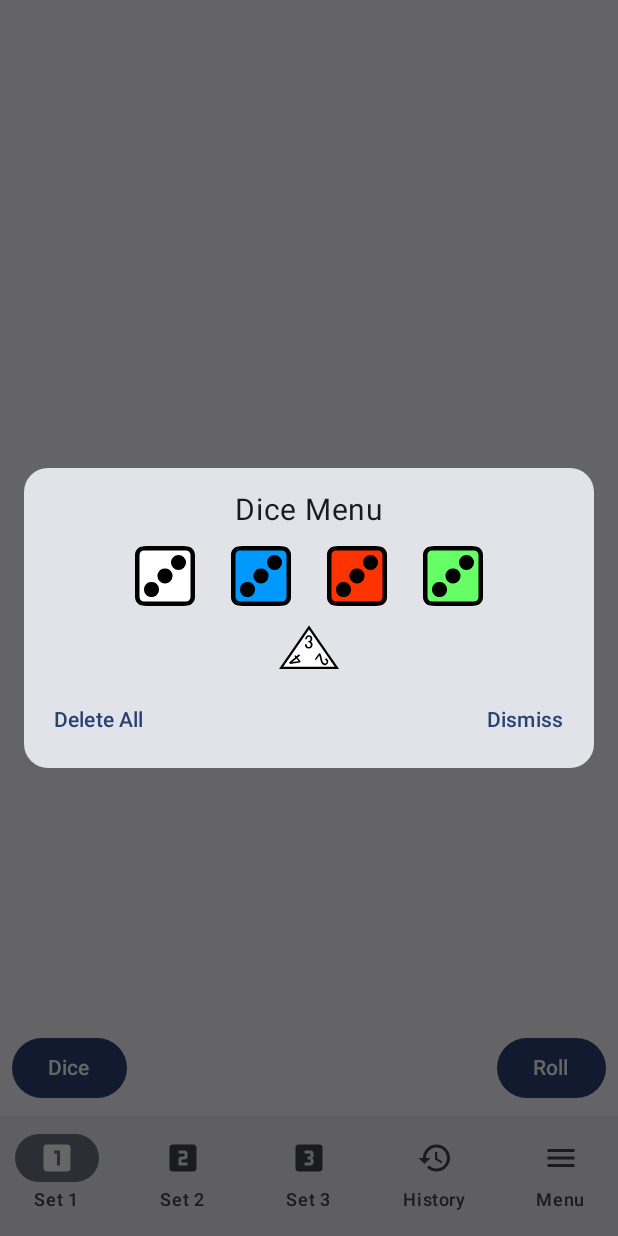
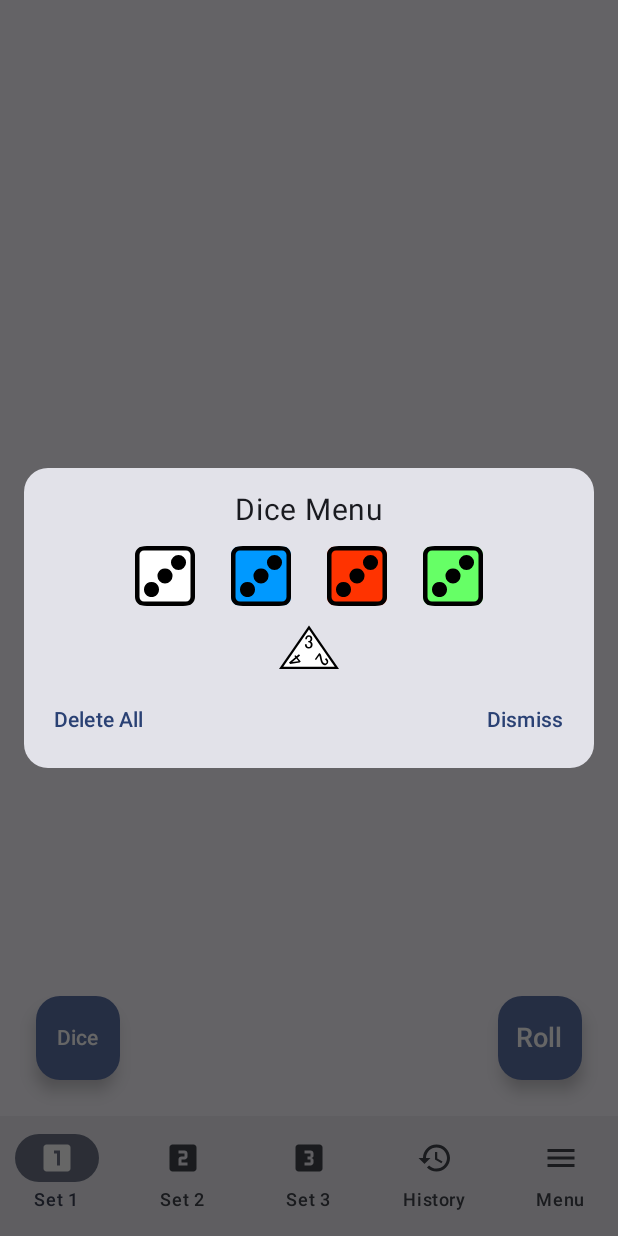
Before and after one commit to Jiyuu5/TheDiceGuyJC, an Android app built with Jetpack Compose: the screen it shows after launch (MainActivity), after a tap on "Dice", on a phone screen of 412 x 824 dp. Run offline under Robolectric (Android 15) with nearby library versions, the phone set to English and light mode, and no system bars.

Commit message:
change Button to floatingActionButton

```diff
--- a/app/src/main/java/de/rockbiter/thediceguy/ui/MainUi.kt
+++ b/app/src/main/java/de/rockbiter/thediceguy/ui/MainUi.kt
@@ -2,6 +2,7 @@ package de.rockbiter.thediceguy.ui
 
 import androidx.compose.foundation.layout.Row
 import androidx.compose.foundation.layout.padding
+import androidx.compose.material3.FloatingActionButton
 import androidx.compose.material3.Icon
 import androidx.compose.material3.NavigationBar
 import androidx.compose.material3.NavigationBarItem
@@ -23,7 +24,8 @@ fun MainUi() {
     val navController : NavHostController = rememberNavController()
 
 
-    Scaffold (bottomBar = {BottomNavigationBar(navController)},
+    Scaffold (
+        bottomBar = {BottomNavigationBar(navController)},
         modifier = Modifier
     ){
         contentPadding ->
--- a/app/src/main/java/de/rockbiter/thediceguy/ui/SetUi.kt
+++ b/app/src/main/java/de/rockbiter/thediceguy/ui/SetUi.kt
@@ -6,7 +6,6 @@ import androidx.compose.foundation.layout.Column
 import androidx.compose.foundation.layout.Row
 import androidx.compose.foundation.layout.fillMaxSize
 import androidx.compose.foundation.layout.fillMaxWidth
-import androidx.compose.foundation.layout.height
 import androidx.compose.foundation.layout.padding
 import androidx.compose.foundation.layout.width
 import androidx.compose.foundation.lazy.grid.GridCells
@@ -14,9 +13,8 @@ import androidx.compose.foundation.lazy.grid.LazyGridState
 import androidx.compose.foundation.lazy.grid.LazyVerticalGrid
 import androidx.compose.foundation.lazy.grid.items
 import androidx.compose.foundation.shape.RoundedCornerShape
-import androidx.compose.material3.AlertDialog
-import androidx.compose.material3.Button
 import androidx.compose.material3.Card
+import androidx.compose.material3.FloatingActionButton
 import androidx.compose.material3.Icon
 import androidx.compose.material3.IconButton
 import androidx.compose.material3.Text
@@ -121,92 +119,19 @@ fun SetUi(set: Int, setViewModel: SetViewModel = viewModel()) {
             }
         }
         Row(horizontalArrangement = Arrangement.SpaceBetween, modifier = Modifier.fillMaxWidth()) {
-            Button(onClick = {
-                setViewModel.openDiceDialog()
-            }) {
+            FloatingActionButton(modifier = Modifier.padding(start = 16.dp, bottom = 16.dp),
+                onClick = { setViewModel.openDiceDialog() }
+            ) {
                 Text(text = "Dice")
             }
-            Button(onClick = {
-                setViewModel.rollDice()
-            }) {
-                Text(text = setUiState.textRollButton)
+            FloatingActionButton(modifier = Modifier.padding(end = 16.dp, bottom = 16.dp),
+                onClick = { setViewModel.rollDice() }
+            ) {
+                Text(text = setUiState.textRollButton, fontSize = 18.sp)
             }
         }
     }
-//    if (setUiState.isDiceDialogOpen) {
-//        AlertDialog(
-//            title = { Text(text = "Dice Menu", fontSize = 20.sp) },
-//            text =
-//            {
-//                Column {
-//                    Row {
-//                        IconButton(onClick = {
-//                            setViewModel.addDice(6,"white")
-//                        }) {
-//                            Image(
-//                                painter = painterResource(id = R.drawable.dice6_3),
-//                                contentDescription = "White D6 Dice"
-//                            )
-//                        }
-//
-//                        IconButton(onClick = {
-//                            setViewModel.addDice(6,"blue")
-//                        }) {
-//                            Image(
-//                                painter = painterResource(id = R.drawable.dice6_3_blue),
-//                                contentDescription = "Blue D6 Dice"
-//                            )
-//                        }
-//
-//                        IconButton(onClick = {
-//                            setViewModel.addDice(6,"red")
-//                        }) {
-//                            Image(
-//                                painter = painterResource(id = R.drawable.dice6_3_red),
-//                                contentDescription = "Red D6 Dice"
-//
-//                            )
-//                        }
-//
-//                        IconButton(onClick = {
-//                            setViewModel.addDice(6,"green")
-//                        }) {
-//                            Image(
-//                                painter = painterResource(id = R.drawable.dice6_3_green),
-//                                contentDescription = "Green D6 Dice"
-//                            )
-//                        }
-//
-//                        IconButton(onClick = {
-//                            setViewModel.addDice(4,"D4_white")
-//                        }) {
-//                            Image(
-//                                painter = painterResource(id = R.drawable.dice4_3),
-//                                contentDescription = "White D4 Dice"
-//                            )
-//                        }
-//                    }
-//                    Row (
-//                        modifier = Modifier
-//                            .fillMaxWidth(),
-//                        horizontalArrangement = Arrangement.SpaceBetween
-//                    ){
-//                        TextButton(onClick = { setViewModel.clearDiceSet() }) {
-//                            Text(text = "Delete All")
-//                        }
-//                        TextButton(onClick = { setViewModel.closeDiceDialog() }) {
-//                            Text(text = "Dismiss")
-//                        }
-//                    }
-//                }
-//
-//
-//            },
-//            onDismissRequest = {
-//                setViewModel.closeDiceDialog()
-//            },
-//            confirmButton = { })
-//    }
+
     if (setUiState.isDiceDialogOpen) {
         Dialog(onDismissRequest = { setViewModel.closeDiceDialog() }) {
             Card(
```
Also changed, not shown: 1 other file.
